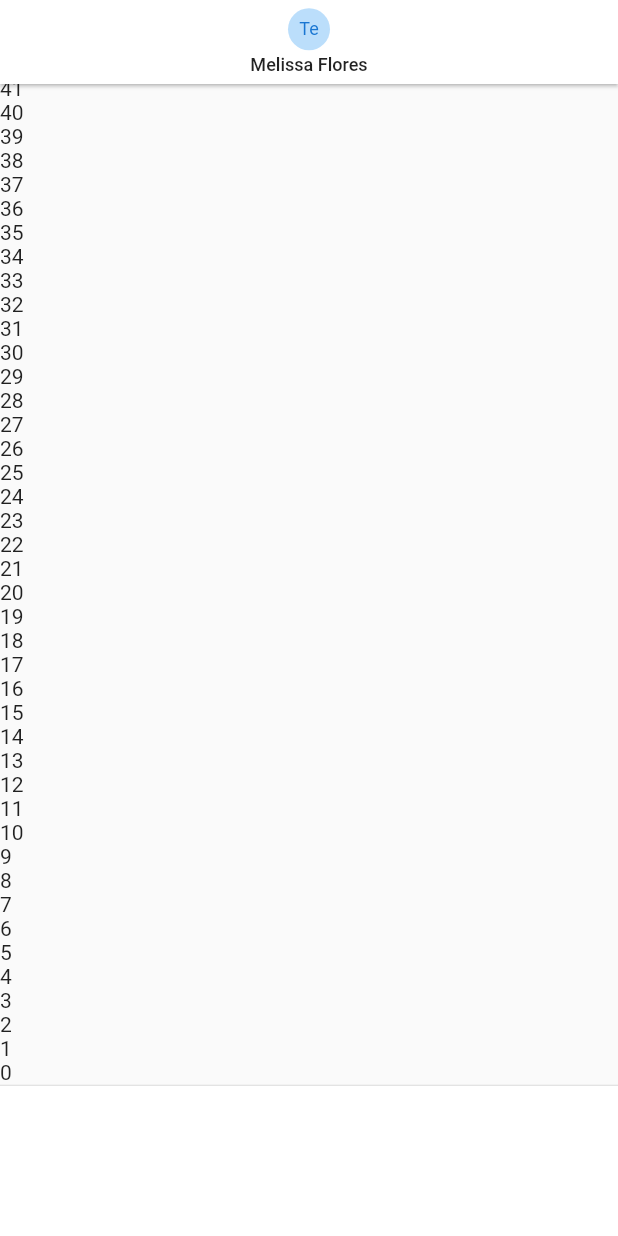
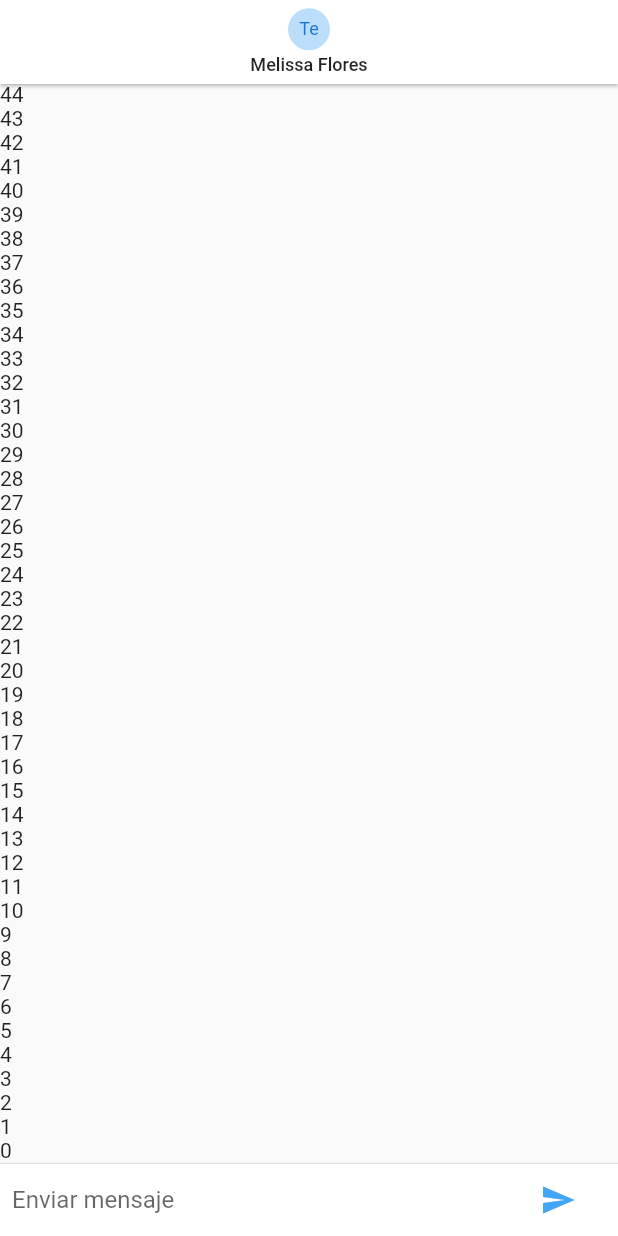
Before and after one commit to CRUXsur/flutter-chat-app, a Flutter app: the screen it shows after launch, on a phone screen of 412 x 824 dp. Run offline on Flutter 3.47's test engine with Material 2 defaults, Android fonts, the phone set to English and light mode, and no system bars; our stand-ins replace pull_to_refresh.

Commit message:
Caja de Texto de nuestro chat

```diff
--- a/lib/pages/chat_page.dart
+++ b/lib/pages/chat_page.dart
@@ -1,7 +1,18 @@
+import 'dart:io';
+
+import 'package:flutter/cupertino.dart';
 import 'package:flutter/material.dart';
 
-class ChatPage extends StatelessWidget {
+class ChatPage extends StatefulWidget {
   const ChatPage({Key? key}) : super(key: key);
+
+  @override
+  State<ChatPage> createState() => _ChatPageState();
+}
+
+class _ChatPageState extends State<ChatPage> {
+  final _textController = TextEditingController();
+  final _focusNode = FocusNode();
 
   @override
   Widget build(BuildContext context) {
@@ -42,11 +53,64 @@ class ChatPage extends StatelessWidget {
             // TODO: Caja de texto
             Container(
               color: Colors.white,
-              height: 100,
+              //height: 100,
+              child: _inputChat(),
             )
           ],
         ),
       ),
     );
   }
+
+  Widget _inputChat() {
+    return SafeArea(
+      child: Container(
+        margin: const EdgeInsets.symmetric(horizontal: 8.0),
+        child: Row(
+          children: <Widget>[
+            Flexible(
+              child: TextField(
+                controller: _textController,
+                onSubmitted: _handleSubmit,
+                onChanged: (String texto) {
+                  // TODO: cuando hay un valor, para poder postear
+                },
+                decoration: const InputDecoration.collapsed(
+                  hintText: 'Enviar mensaje',
+                ),
+                focusNode: _focusNode,
+              ),
+            ),
+            // Botón de enviar
+            Container(
+              margin: const EdgeInsets.symmetric(horizontal: 4.0),
+              child: Platform.isIOS
+                  ? CupertinoButton(
+                      child: const Text('Enviar'),
+                      onPressed: () {},
+                    )
+                  : Container(
+                      margin: const EdgeInsets.symmetric(horizontal: 4.0),
+                      child: IconTheme(
+                          data: IconThemeData(color: Colors.blue[400]),
+                          child: IconButton(
+                            highlightColor: Colors.transparent,
+                            splashColor: Colors.transparent,
+                            icon: const Icon(Icons.send),
+                            onPressed: () {},
+                          )),
+                    ),
+            ),
+          ],
+        ),
+      ),
+    );
+  }
+
+  _handleSubmit(String texto) {
+    //
+    print(texto);
+    _textController.clear();
+    _focusNode.requestFocus();
+  }
 }
```
